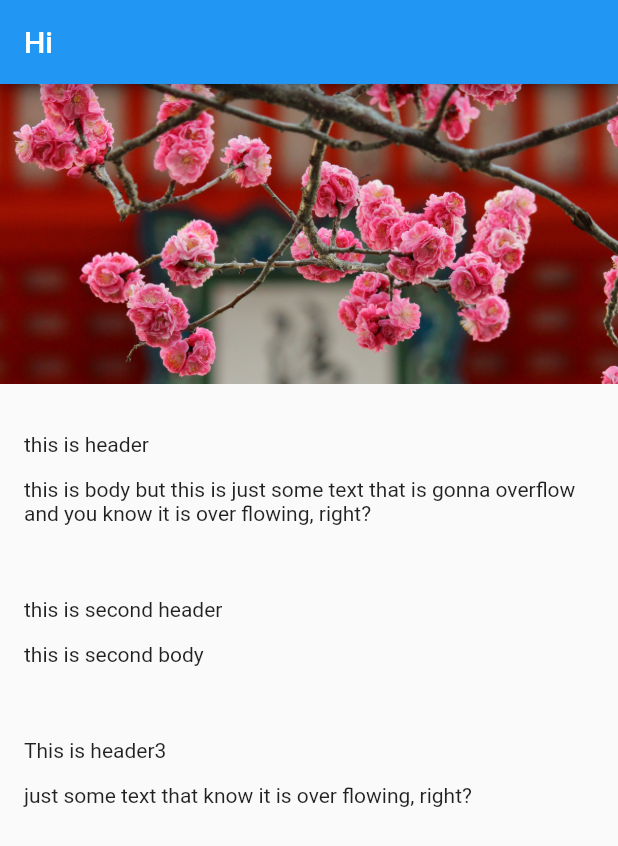
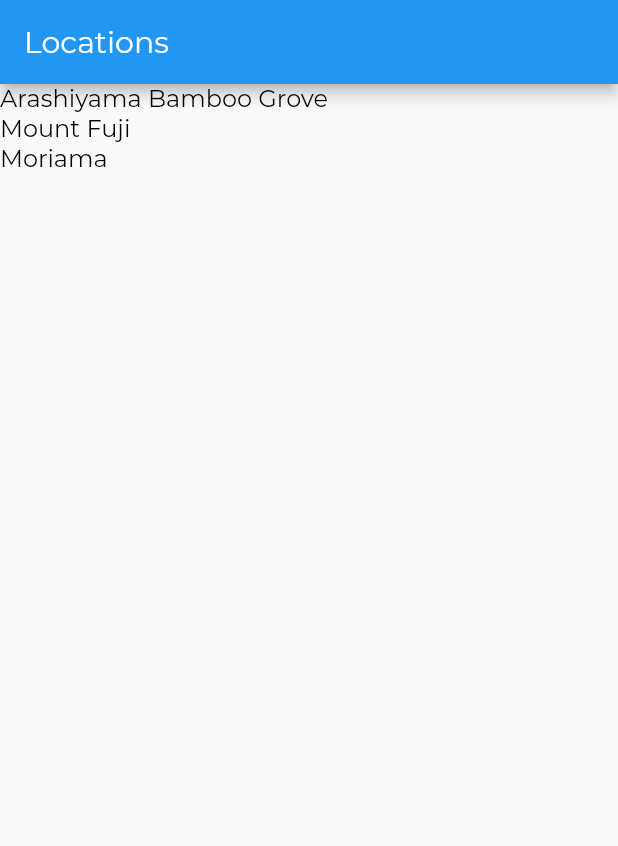
Before and after one commit to ibtehajraza/tourismandco, a Flutter app: the screen it shows after launch, on a phone screen of 412 x 824 dp. Shown: the top 846 px of the screen. Run offline on Flutter 3.47's test engine with Material 2 defaults, Android fonts, the phone set to English and light mode, and no system bars.

Commit message:
Final Changes for now.

```diff
--- /dev/null
+++ b/lib/model/location.dart
@@ -0,0 +1,41 @@
+import 'location_facts.dart';
+
+class Location {
+  int id;
+  String name;
+  String imagePath;
+  List<LocationFact> facts;
+
+  Location(this.id, this.name, this.imagePath, this.facts);
+
+
+  static Location fetchById(int id){
+    // List<Location> locations = ;
+    return fetchAll().elementAt(id);
+  }
+
+
+  static List<Location> fetchAll() {
+    return [
+      Location(
+          0, 'Arashiyama Bamboo Grove', 'assets/images/kiyomizu-dera.jpg', [
+        LocationFact('Summary',
+            'While we could go on about the ethereal glow and seemingly endless heights of this bamboo grove on the outskirts of Kyoto, the sight\'s pleasures extend beyond the visual realm.'),
+        LocationFact('How to Get There',
+            'Kyoto airport, with several terminals, is located 16 kilometres south of the city and is also known as Kyoto. Kyoto can also be reached by transport links from other regional airports.'),
+      ]),
+      Location(1, 'Mount Fuji', 'assets/images/kiyomizu-dera.jpg', [
+        LocationFact('Summary',
+            'While we could go on about the ethereal glow and seemingly endless heights of this bamboo grove on the outskirts of Kyoto, the sight\'s pleasures extend beyond the visual realm.'),
+        LocationFact('How to Get There',
+            'Kyoto airport, with several terminals, is located 16 kilometres south of the city and is also known as Kyoto. Kyoto can also be reached by transport links from other regional airports.'),
+      ]),
+      Location(2, 'Moriama', 'assets/images/kiyomizu-dera.jpg', [
+        LocationFact('Summary',
+            'While we could go on about the ethereal glow and seemingly endless heights of this bamboo grove on the outskirts of Kyoto, the sight\'s pleasures extend beyond the visual realm.'),
+        LocationFact('How to Get There',
+            'Kyoto airport, with several terminals, is located 16 kilometres south of the city and is also known as Kyoto. Kyoto can also be reached by transport links from other regional airports.'),
+      ]),
+    ];
+  }
+}
--- /dev/null
+++ b/lib/model/location_facts.dart
@@ -0,0 +1,6 @@
+class LocationFact {
+  final String title;
+  final String text;
+
+  LocationFact(this.title, this.text);
+}
--- a/lib/screens/app.dart
+++ b/lib/screens/app.dart
@@ -1,16 +1,47 @@
 import 'package:flutter/material.dart';
+import './locations/locations.dart';
 import './location_detail/location_detail.dart';
+import 'package:touristandco/style.dart';
+
+const LocationsRoute = '/';
+const LocationDetailsRoute = '/LocationDetails';
 
 class App extends StatelessWidget {
   @override
   Widget build(BuildContext context) {
     return MaterialApp(
-      home: LocationDetails(),
-      theme: ThemeData(
-        appBarTheme: AppBarTheme(
-          textTheme: TextTheme(title: AppBarTextStyle)
-        )
-      ),
+      onGenerateRoute: _routes(),
+      theme: _theme(),
     );
   }
+
+// For dynamic routing.
+  RouteFactory _routes() {
+    return (settigns) {
+      final Map<String, dynamic> args = settigns.arguments;
+      Widget screen;
+      switch (settigns.name) {
+        case LocationsRoute:
+          screen = new Locations();
+          break;
+        case LocationDetailsRoute:
+          screen = new LocationDetails(args['id']);
+          break;
+        default:
+          return null;
+      }
+      return MaterialPageRoute(builder: (BuildContext contex) => screen);
+    };
+  }
+
+
+// For Themeing purposses.
+  ThemeData _theme(){
+    return ThemeData(
+        appBarTheme: AppBarTheme(textTheme: TextTheme(title: AppBarTextStyle)),
+        textTheme: TextTheme(title: TitleTextStyle, body1: Body1TextStyle),
+      );
+  }
+
+
 }
--- a/lib/screens/location_detail/image_banner.dart
+++ b/lib/screens/location_detail/image_banner.dart
@@ -2,14 +2,15 @@ import 'package:flutter/material.dart';
 
 class ImageBanner extends StatelessWidget {
   final String _assetPath;
+  final double _height;
 
-  ImageBanner(this._assetPath);
+  ImageBanner(this._assetPath, this._height);
 
   @override
   Widget build(BuildContext context) {
     return Container(
       constraints: BoxConstraints.expand(
-        height: 200.0,
+        height: this._height,
       ),
       decoration: BoxDecoration(color: Colors.grey),
       child: Image.asset(
--- a/lib/screens/location_detail/location_detail.dart
+++ b/lib/screens/location_detail/location_detail.dart
@@ -1,26 +1,38 @@
 import 'package:flutter/material.dart';
 import 'text_section.dart';
 import 'image_banner.dart';
+import '../../model/location.dart';
 
 class LocationDetails extends StatelessWidget {
+
+  final int _locationId;
+
+  LocationDetails(this._locationId);
+
   @override
   Widget build(BuildContext context) {
+    // final locations = Location.fetchById(this._locationId);
+    final location = Location.fetchById(this._locationId);
+
     return Scaffold(
       appBar: AppBar(
-        title: Text('Hi'),
+        title: Text(location.name),
       ),
-      body: Column(
-        mainAxisAlignment: MainAxisAlignment.start,
-        crossAxisAlignment: CrossAxisAlignment.stretch,
-        children: [
-          ImageBanner("assets/images/kiyomizu-dera.jpg"),
-          TextSection('this is header',
-              'this is body but this is just some text that is gonna overflow and you know it is over flowing, right?'),
-          TextSection('this is second header', 'this is second body'),
-          TextSection('This is header3',
-              'just some text that know it is over flowing, right?'),
-        ],
+      body: SingleChildScrollView(
+        child: Column(
+          mainAxisAlignment: MainAxisAlignment.start,
+          crossAxisAlignment: CrossAxisAlignment.stretch,
+          children: [
+            ImageBanner(location.imagePath, 200.0),
+          ]..addAll(textSection(location)),
+        ),
       ),
     );
   }
+
+  List<Widget> textSection(Location location) {
+    return location.facts
+        .map((fact) => TextSection(fact.title, fact.text))
+        .toList();
+  }
 }
--- a/lib/screens/location_detail/style.dart
+++ /dev/null
@@ -1,14 +0,0 @@
-import 'package:flutter/material.dart';
-
-const LargTextSize = 26.0;
-const MediumTextSize = 20.0;
-const BodyTextSize = 16.0;
-
-const String FontNameDefault = 'Montserrat';
-
-
-const AppBarTextStyle = TextStyle(
-  fontFamily: FontNameDefault,
-  fontWeight: FontWeight.w300,
-
-);
--- a/lib/screens/location_detail/text_section.dart
+++ b/lib/screens/location_detail/text_section.dart
@@ -15,11 +15,11 @@ class TextSection extends StatelessWidget {
       children: [
         Container(
           padding: const EdgeInsets.fromLTRB(_lrPad, 32.0, _lrPad, 4.0),
-          child: Text(this._header),
+          child: Text(this._header, style: Theme.of(context).textTheme.title,),
         ),
         Container(
           padding: const EdgeInsets.fromLTRB(_lrPad, 10.0, _lrPad, _lrPad),
-          child: Text(this._body),
+          child: Text(this._body, style: Theme.of(context).textTheme.body1,),
         ),
       ],
     );
--- /dev/null
+++ b/lib/screens/locations/locations.dart
@@ -0,0 +1,63 @@
+import 'package:flutter/material.dart';
+import '../app.dart';
+import '../../model/location.dart';
+
+class Locations extends StatelessWidget {
+  final locations = Location.fetchAll();
+
+  @override
+  Widget build(BuildContext context) {
+    return Scaffold(
+      appBar: AppBar(
+        title: Text("Locations"),
+      ),
+      body: _simpleListView(context),
+    );
+  }
+
+  void _onLocationTap(BuildContext context, int id) {
+     print ('do something');
+    Navigator.pushNamed(context, LocationDetailsRoute, arguments: {"id": id});
+  }
+
+  Widget _simpleListView(BuildContext context){
+
+    return ListView(
+        children: locations
+            .map(
+              (location) => GestureDetector(
+                    child: Text(location.name),
+                    onTap: () => _onLocationTap(context, location.id),
+                  ),
+            )
+            .toList(),
+    );
+  }
+
+
+  /*Widget _listViewBuilder(){
+
+    return ListView.builder(
+      itemCount: locations.length,
+      itemBuilder: (context, index){
+        _itemBuilder(context, locations[index]),
+      },
+    );
+  }*/
+
+ /* Widget  _itemBuilder(BuildContext context, Location location){
+    return GestureDetector(
+      onTap: () => _onLocationTap(context, location.id),
+      child: Container(
+        height: 245.0,
+        child: Stack(
+          children: <Widget>[
+            ImageBanner(location.imagePath ),
+          ],
+        ),
+      ),
+    );
+  }
+*/
+
+}
--- /dev/null
+++ b/lib/style.dart
@@ -0,0 +1,31 @@
+import 'package:flutter/material.dart';
+
+const LargTextSize = 26.0;
+const MediumTextSize = 20.0;
+const BodyTextSize = 16.0;
+
+const String FontNameDefault = 'Montserrat';
+
+
+const AppBarTextStyle = TextStyle(
+  fontFamily: FontNameDefault,
+  fontWeight: FontWeight.w300,
+  fontSize: MediumTextSize,
+  color: Colors.white
+);
+
+
+const TitleTextStyle = TextStyle(
+  fontFamily: FontNameDefault,
+  fontWeight: FontWeight.w300,
+  fontSize: LargTextSize,
+  color: Colors.black
+);
+
+
+const Body1TextStyle = TextStyle(
+  fontFamily: FontNameDefault,
+  fontWeight: FontWeight.w300,
+  fontSize: BodyTextSize,
+  color: Colors.black
+);
```
Also changed, not shown: lib/main.dart (+1 -23 lines).
